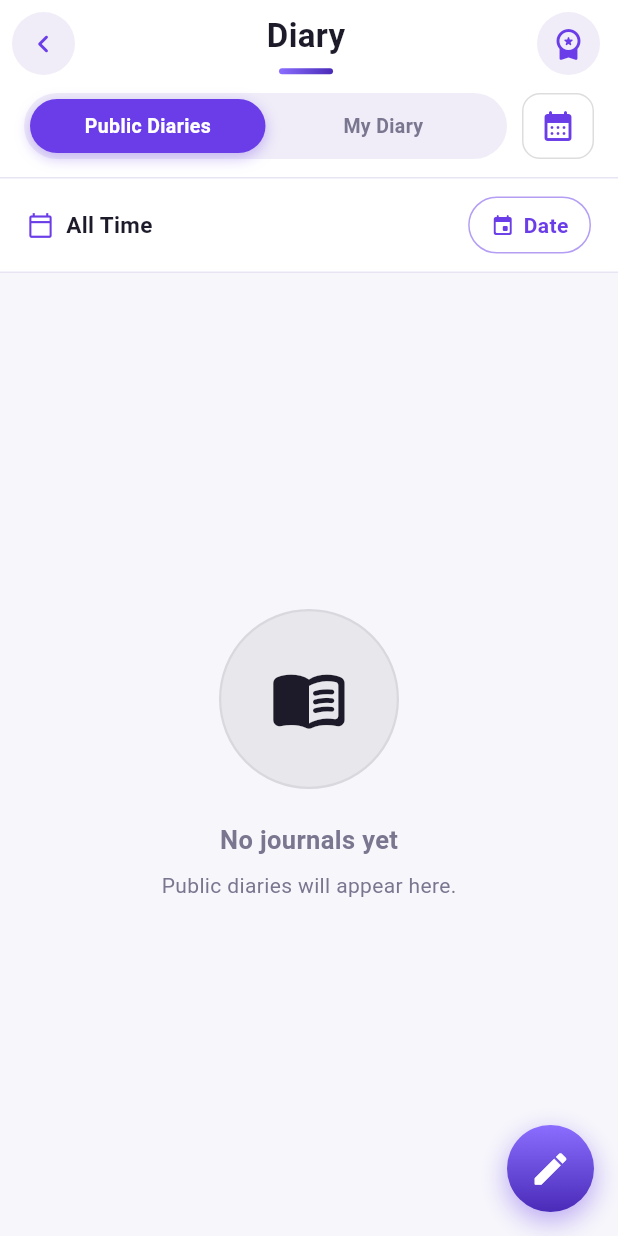
After one commit to nimishapant/BicharSetu, a Flutter app: the DiaryScreen screen opened directly, on a phone screen of 412 x 824 dp. The commit adds this screen. Run offline on Flutter 3.47's test engine with Material 3 defaults, Android fonts, the phone set to English and light mode, and no system bars; our stand-ins replace cloud_firestore, firebase_auth, firebase_core, firebase_storage, image_picker; accounts and stored records are empty.

Commit message:
diary screen ui

```diff
--- a/lib/app_navigation_drawer.dart
+++ b/lib/app_navigation_drawer.dart
@@ -1,5 +1,6 @@
 import 'package:flutter/material.dart';
 import 'app_settings_screen.dart';
+import 'diary_screen.dart';
 import 'loginScreen.dart';
 import 'model/user_model.dart';
 import 'profile_screen.dart';
@@ -57,6 +58,18 @@ class _AppNavigationDrawerState extends State<AppNavigationDrawer> {
         content: Text('$label — coming soon'),
       ),
     );
+  }
+
+  void _onExploreItemTap(_DrawerItem item) {
+    if (item.label == 'Diary') {
+      _closeAndThen(() {
+        Navigator.of(context).push(
+          MaterialPageRoute<void>(builder: (_) => const DiaryScreen()),
+        );
+      });
+      return;
+    }
+    _showComingSoon(item.label);
   }
 
   Future<void> _onSignOut() async {
@@ -127,7 +140,7 @@ class _AppNavigationDrawerState extends State<AppNavigationDrawer> {
                     (item) => _DrawerTile(
                       icon: item.icon,
                       label: item.label,
-                      onTap: () => _showComingSoon(item.label),
+                      onTap: () => _onExploreItemTap(item),
                     ),
                   ),
                   const SizedBox(height: 12),
--- /dev/null
+++ b/lib/diary_screen.dart
@@ -0,0 +1,467 @@
+import 'package:flutter/material.dart';
+
+const Color _accent = Color(0xFF6A3DE8);
+const Color _accentDark = Color(0xFF4A2BB8);
+const Color _accentLight = Color(0xFF8B6EFF);
+const Color _bg = Color(0xFFF7F7FB);
+const Color _surface = Colors.white;
+const Color _textDark = Color(0xFF1D1A29);
+const Color _textMid = Color(0xFF7A7690);
+const Color _border = Color(0xFFE8E4F4);
+const Color _chipBg = Color(0xFFF0EDF8);
+
+class DiaryScreen extends StatefulWidget {
+  const DiaryScreen({super.key});
+
+  @override
+  State<DiaryScreen> createState() => _DiaryScreenState();
+}
+
+class _DiaryScreenState extends State<DiaryScreen> {
+  int _selectedTab = 0;
+  bool _isSearching = true;
+
+  @override
+  void initState() {
+    super.initState();
+    Future.delayed(const Duration(milliseconds: 1400), () {
+      if (mounted) setState(() => _isSearching = false);
+    });
+  }
+
+  @override
+  Widget build(BuildContext context) {
+    return Scaffold(
+      backgroundColor: _surface,
+      floatingActionButtonLocation: FloatingActionButtonLocation.endFloat,
+      floatingActionButton: _DiaryFab(onTap: () {
+        ScaffoldMessenger.of(context).showSnackBar(
+          const SnackBar(
+            behavior: SnackBarBehavior.floating,
+            content: Text('New diary entry — coming soon'),
+          ),
+        );
+      }),
+      body: SafeArea(
+        child: Column(
+          crossAxisAlignment: CrossAxisAlignment.stretch,
+          children: [
+            const _DiaryAppBar(),
+            Padding(
+              padding: const EdgeInsets.fromLTRB(16, 8, 16, 0),
+              child: Row(
+                children: [
+                  Expanded(child: _DiaryTabBar(
+                    selectedIndex: _selectedTab,
+                    onChanged: (i) => setState(() => _selectedTab = i),
+                  )),
+                  const SizedBox(width: 10),
+                  _CalendarSquareButton(
+                    onTap: () {
+                      ScaffoldMessenger.of(context).showSnackBar(
+                        const SnackBar(
+                          behavior: SnackBarBehavior.floating,
+                          content: Text('Calendar — coming soon'),
+                        ),
+                      );
+                    },
+                  ),
+                ],
+              ),
+            ),
+            const SizedBox(height: 12),
+            const Divider(height: 1, thickness: 1, color: _border),
+            _FilterRow(
+              onDateTap: () {
+                ScaffoldMessenger.of(context).showSnackBar(
+                  const SnackBar(
+                    behavior: SnackBarBehavior.floating,
+                    content: Text('Date filter — coming soon'),
+                  ),
+                );
+              },
+            ),
+            const Divider(height: 1, thickness: 1, color: _border),
+            Expanded(
+              child: Container(
+                color: _bg,
+                child: _isSearching
+                    ? const _DiaryEmptyState(searching: true)
+                    : _DiaryEmptyState(
+                        searching: false,
+                        isPublicTab: _selectedTab == 0,
+                      ),
+              ),
+            ),
+          ],
+        ),
+      ),
+    );
+  }
+}
+
+class _DiaryAppBar extends StatelessWidget {
+  const _DiaryAppBar();
+
+  @override
+  Widget build(BuildContext context) {
+    return Padding(
+      padding: const EdgeInsets.fromLTRB(8, 8, 12, 4),
+      child: Row(
+        children: [
+          _CircleIconButton(
+            icon: Icons.chevron_left_rounded,
+            iconColor: _accent,
+            onTap: () => Navigator.of(context).pop(),
+          ),
+          Expanded(
+            child: Column(
+              children: [
+                const Text(
+                  'Diary',
+                  style: TextStyle(
+                    fontSize: 22,
+                    fontWeight: FontWeight.w700,
+                    color: _textDark,
+                  ),
+                ),
+                const SizedBox(height: 6),
+                Container(
+                  width: 36,
+                  height: 4,
+                  decoration: BoxDecoration(
+                    borderRadius: BorderRadius.circular(2),
+                    gradient: const LinearGradient(
+                      colors: [_accentLight, _accentDark],
+                    ),
+                  ),
+                ),
+              ],
+            ),
+          ),
+          _CircleIconButton(
+            icon: Icons.workspace_premium_rounded,
+            iconColor: _accent,
+            onTap: () {},
+          ),
+        ],
+      ),
+    );
+  }
+}
+
+class _CircleIconButton extends StatelessWidget {
+  const _CircleIconButton({
+    required this.icon,
+    required this.iconColor,
+    required this.onTap,
+  });
+
+  final IconData icon;
+  final Color iconColor;
+  final VoidCallback onTap;
+
+  @override
+  Widget build(BuildContext context) {
+    return Material(
+      color: _chipBg,
+      shape: const CircleBorder(),
+      child: InkWell(
+        customBorder: const CircleBorder(),
+        onTap: onTap,
+        child: SizedBox(
+          width: 42,
+          height: 42,
+          child: Icon(icon, color: iconColor, size: 24),
+        ),
+      ),
+    );
+  }
+}
+
+class _DiaryTabBar extends StatelessWidget {
+  const _DiaryTabBar({
+    required this.selectedIndex,
+    required this.onChanged,
+  });
+
+  final int selectedIndex;
+  final ValueChanged<int> onChanged;
+
+  @override
+  Widget build(BuildContext context) {
+    return Container(
+      height: 44,
+      padding: const EdgeInsets.all(4),
+      decoration: BoxDecoration(
+        color: _chipBg,
+        borderRadius: BorderRadius.circular(24),
+      ),
+      child: Row(
+        children: [
+          _TabChip(
+            label: 'Public Diaries',
+            selected: selectedIndex == 0,
+            onTap: () => onChanged(0),
+          ),
+          _TabChip(
+            label: 'My Diary',
+            selected: selectedIndex == 1,
+            onTap: () => onChanged(1),
+          ),
+        ],
+      ),
+    );
+  }
+}
+
+class _TabChip extends StatelessWidget {
+  const _TabChip({
+    required this.label,
+    required this.selected,
+    required this.onTap,
+  });
+
+  final String label;
+  final bool selected;
+  final VoidCallback onTap;
+
+  @override
+  Widget build(BuildContext context) {
+    return Expanded(
+      child: Material(
+        color: Colors.transparent,
+        child: InkWell(
+          onTap: onTap,
+          borderRadius: BorderRadius.circular(20),
+          child: AnimatedContainer(
+            duration: const Duration(milliseconds: 200),
+            alignment: Alignment.center,
+            decoration: BoxDecoration(
+              color: selected ? _accent : Colors.transparent,
+              borderRadius: BorderRadius.circular(20),
+              boxShadow: selected
+                  ? [
+                      BoxShadow(
+                        color: _accent.withValues(alpha: 0.35),
+                        blurRadius: 8,
+                        offset: const Offset(0, 3),
+                      ),
+                    ]
+                  : null,
+            ),
+            child: Text(
+              label,
+              style: TextStyle(
+                fontSize: 13,
+                fontWeight: FontWeight.w600,
+                color: selected ? Colors.white : _textMid,
+              ),
+            ),
+          ),
+        ),
+      ),
+    );
+  }
+}
+
+class _CalendarSquareButton extends StatelessWidget {
+  const _CalendarSquareButton({required this.onTap});
+
+  final VoidCallback onTap;
+
+  @override
+  Widget build(BuildContext context) {
+    return Material(
+      color: _surface,
+      borderRadius: BorderRadius.circular(12),
+      child: InkWell(
+        onTap: onTap,
+        borderRadius: BorderRadius.circular(12),
+        child: Container(
+          width: 48,
+          height: 44,
+          decoration: BoxDecoration(
+            borderRadius: BorderRadius.circular(12),
+            border: Border.all(color: _textDark.withValues(alpha: 0.15)),
+          ),
+          child: const Icon(
+            Icons.calendar_month_rounded,
+            color: _accent,
+            size: 24,
+          ),
+        ),
+      ),
+    );
+  }
+}
+
+class _FilterRow extends StatelessWidget {
+  const _FilterRow({required this.onDateTap});
+
+  final VoidCallback onDateTap;
+
+  @override
+  Widget build(BuildContext context) {
+    return Padding(
+      padding: const EdgeInsets.symmetric(horizontal: 18, vertical: 12),
+      child: Row(
+        children: [
+          const Icon(Icons.calendar_today_outlined, size: 18, color: _accent),
+          const SizedBox(width: 8),
+          const Text(
+            'All Time',
+            style: TextStyle(
+              fontSize: 15,
+              fontWeight: FontWeight.w600,
+              color: _textDark,
+            ),
+          ),
+          const Spacer(),
+          Material(
+            color: Colors.transparent,
+            child: InkWell(
+              onTap: onDateTap,
+              borderRadius: BorderRadius.circular(20),
+              child: Container(
+                padding:
+                    const EdgeInsets.symmetric(horizontal: 14, vertical: 8),
+                decoration: BoxDecoration(
+                  borderRadius: BorderRadius.circular(20),
+                  border: Border.all(color: _accent.withValues(alpha: 0.5)),
+                ),
+                child: const Row(
+                  mainAxisSize: MainAxisSize.min,
+                  children: [
+                    Icon(Icons.event_rounded, size: 16, color: _accent),
+                    SizedBox(width: 6),
+                    Text(
+                      'Date',
+                      style: TextStyle(
+                        fontSize: 14,
+                        fontWeight: FontWeight.w600,
+                        color: _accent,
+                      ),
+                    ),
+                  ],
+                ),
+              ),
+            ),
+          ),
+        ],
+      ),
+    );
+  }
+}
+
+class _DiaryEmptyState extends StatelessWidget {
+  const _DiaryEmptyState({
+    required this.searching,
+    this.isPublicTab = true,
+  });
+
+  final bool searching;
+  final bool isPublicTab;
+
+  @override
+  Widget build(BuildContext context) {
+    return Center(
+      child: Column(
+        mainAxisAlignment: MainAxisAlignment.center,
+        children: [
+          if (searching)
+            const Padding(
+              padding: EdgeInsets.only(bottom: 24),
+              child: SizedBox(
+                width: 32,
+                height: 32,
+                child: CircularProgressIndicator(
+                  strokeWidth: 2.5,
+                  color: _accent,
+                ),
+              ),
+            ),
+          Container(
+            width: 120,
+            height: 120,
+            decoration: BoxDecoration(
+              shape: BoxShape.circle,
+              color: const Color(0xFFE8E8EC),
+              border: Border.all(color: const Color(0xFFD8D8DE), width: 1.5),
+            ),
+            child: const Icon(
+              Icons.menu_book_rounded,
+              size: 52,
+              color: _textDark,
+            ),
+          ),
+          const SizedBox(height: 22),
+          Text(
+            searching ? 'Searching Journals' : 'No journals yet',
+            style: const TextStyle(
+              fontSize: 17,
+              fontWeight: FontWeight.w600,
+              color: _textMid,
+            ),
+          ),
+          if (!searching) ...[
+            const SizedBox(height: 8),
+            Text(
+              isPublicTab
+                  ? 'Public diaries will appear here.'
+                  : 'Tap + to write your first diary entry.',
+              style: const TextStyle(
+                fontSize: 14,
+                color: _textMid,
+              ),
+            ),
+          ],
+        ],
+      ),
+    );
+  }
+}
+
+class _DiaryFab extends StatelessWidget {
+  const _DiaryFab({required this.onTap});
+
+  final VoidCallback onTap;
+
+  @override
+  Widget build(BuildContext context) {
+    return Container(
+      width: 58,
+      height: 58,
+      decoration: BoxDecoration(
+        shape: BoxShape.circle,
+        boxShadow: [
+          BoxShadow(
+            color: _accent.withValues(alpha: 0.45),
+            blurRadius: 16,
+            offset: const Offset(0, 6),
+          ),
+        ],
+        gradient: const LinearGradient(
+          begin: Alignment.topCenter,
+          end: Alignment.bottomCenter,
+          colors: [_accentLight, _accentDark],
+        ),
+      ),
+      child: Material(
+        color: Colors.transparent,
+        shape: const CircleBorder(),
+        child: InkWell(
+          customBorder: const CircleBorder(),
+          onTap: onTap,
+          child: const Center(
+            child: Icon(
+              Icons.edit_rounded,
+              color: Colors.white,
+              size: 28,
+            ),
+          ),
+        ),
+      ),
+    );
+  }
+}
--- a/pubspec.yaml
+++ b/pubspec.yaml
@@ -42,6 +42,9 @@ dependencies:
   uuid: ^4.5.3
   cached_network_image: ^3.4.1
   camera: ^0.12.0+1
+  cloudinary_url_gen: ^1.8.0
+  cloudinary_api: ^1.1.1
+
 
 dev_dependencies:
   flutter_test:
```
Also changed, not shown: pubspec.lock.
